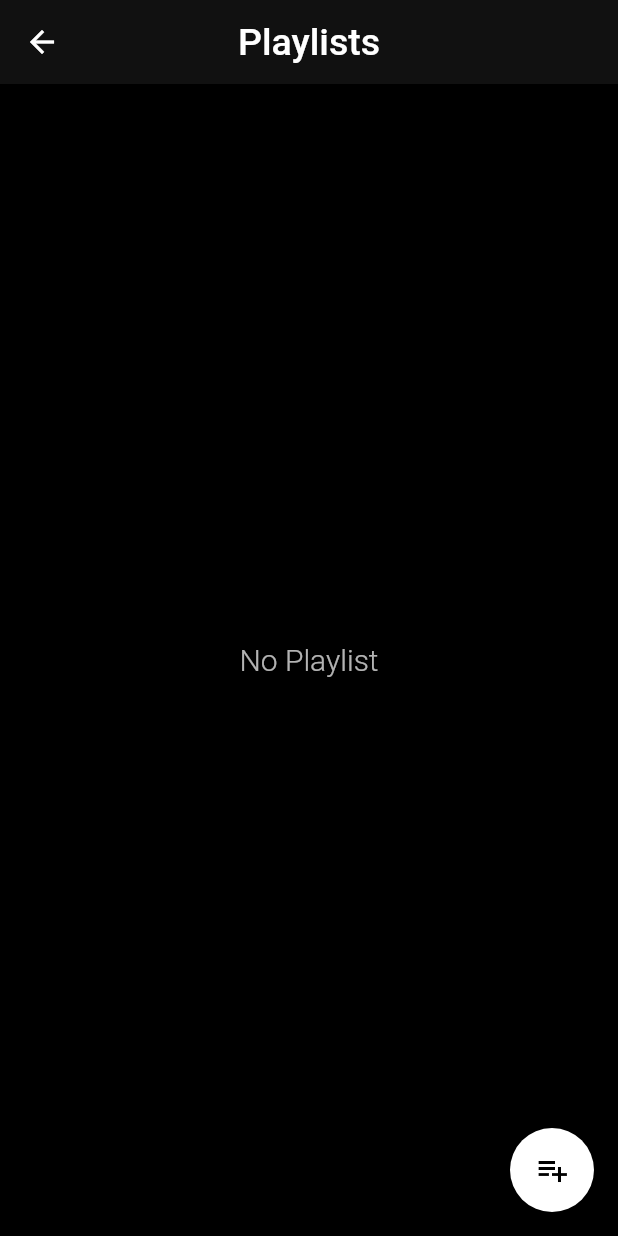
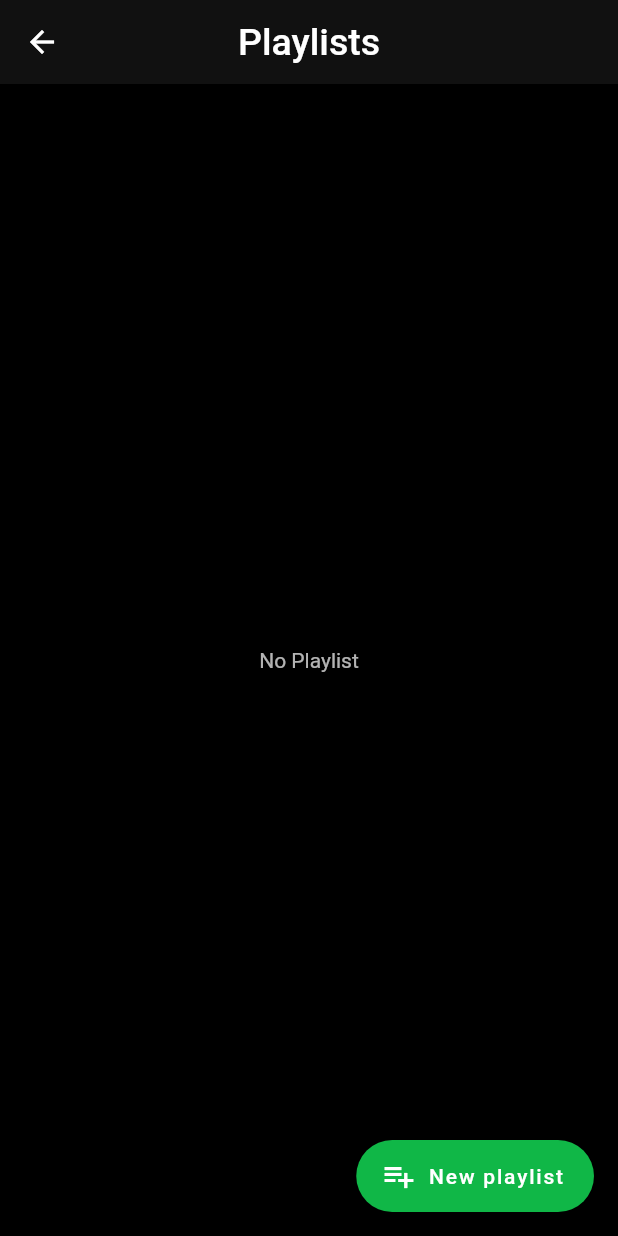
Before and after one commit to NaseefMallissery/Music-App, a Flutter app: the screen it shows after launch, item 2 of the bottom bar chosen, after a tap on "Playlists", on a phone screen of 412 x 824 dp. Run offline on Flutter 3.47's test engine with Material 2 defaults, Android fonts, the phone set to English and light mode, and no system bars; our stand-ins replace hive, hive_flutter, just_audio, just_audio_background, lottie, on_audio_query and 1 more; accounts and stored records are empty.

```diff
--- a/lib/main.dart
+++ b/lib/main.dart
@@ -1,4 +1,5 @@
 import 'package:flutter/material.dart';
+import 'package:flutter/services.dart';
 
 import 'package:just_audio_background/just_audio_background.dart';
 import 'package:musica/model/music_player.dart';
@@ -16,10 +17,14 @@ Future<void> main() async {
   await Hive.openBox<MusicPlayer>('playlistDB');
 
   await JustAudioBackground.init(
-      androidNotificationChannelId: 'com.ryanheise.bg_demo.channel.audio',
-      androidNotificationChannelName: 'Audio playback',
-      androidNotificationOngoing: true,
-      preloadArtwork: true);
+    androidNotificationChannelId: 'com.ryanheise.bg_demo.channel.audio',
+    androidNotificationChannelName: 'Audio playback',
+    androidNotificationOngoing: true,
+    preloadArtwork: true,
+  );
+  WidgetsFlutterBinding.ensureInitialized();
+  SystemChrome.setPreferredOrientations(
+      [DeviceOrientation.portraitUp, DeviceOrientation.portraitDown]);
 
   runApp(const MyApp());
 }
@@ -32,7 +37,6 @@ class MyApp extends StatelessWidget {
     return MaterialApp(
       title: 'Rhythm',
       theme: ThemeData(
-          // fontFamily: 'Signatra',
           colorScheme: ColorScheme.fromSwatch().copyWith(
             primary: const Color.fromARGB(255, 17, 17, 17),
           ),
--- a/lib/screens/home_screen.dart
+++ b/lib/screens/home_screen.dart
@@ -1,3 +1,4 @@
+import 'package:flutter/foundation.dart';
 import 'package:flutter/material.dart';
 import 'package:musica/screens/styles/favorite_button.dart';
 import 'package:musica/database/favorite_db.dart';
@@ -5,7 +6,6 @@ import 'package:musica/screens/now_playing.dart';
 import 'package:musica/screens/search_screen.dart';
 import 'package:musica/screens/styles/song_store.dart';
 import 'package:on_audio_query/on_audio_query.dart';
-import 'package:permission_handler/permission_handler.dart';
 
 class HomeScreen extends StatefulWidget {
   const HomeScreen({Key? key}) : super(key: key);
@@ -24,8 +24,14 @@ class _HomeScreenState extends State<HomeScreen> {
     requestPermission();
   }
 
-  void requestPermission() {
-    Permission.storage.request();
+  void requestPermission() async {
+    if (!kIsWeb) {
+      bool permissionStatus = await _audioQuery.permissionsStatus();
+      if (!permissionStatus) {
+        await _audioQuery.permissionsRequest();
+      }
+      setState(() {});
+    }
   }
 
   @override
--- a/lib/screens/playlsit_view.dart
+++ b/lib/screens/playlsit_view.dart
@@ -32,17 +32,16 @@ class _PlayListScState extends State<PlayListSc> {
             ),
             centerTitle: true,
           ),
-          body: Padding(
-            padding: const EdgeInsets.all(20),
-            child: SafeArea(
+          body: SafeArea(
+            child: Padding(
+              padding: const EdgeInsets.all(20),
               child: Hive.box<MusicPlayer>('playlistDB').isEmpty
                   ? const Center(
                       child: Text(
                         'No Playlist',
                         style: TextStyle(
-                            fontSize: 20,
-                            color: Colors.white70,
-                            fontWeight: FontWeight.w300),
+                          color: Colors.white70,
+                        ),
                       ),
                     )
                   : GridView.builder(
@@ -79,8 +78,6 @@ class _PlayListScState extends State<PlayListSc> {
                                       color: Colors.transparent,
                                       elevation: 0,
                                       child: Column(
-                                        // crossAxisAlignment:
-                                        //     CrossAxisAlignment.stretch,
                                         children: [
                                           Expanded(
                                             child: Lottie.asset(
@@ -182,7 +179,8 @@ class _PlayListScState extends State<PlayListSc> {
                     ),
             ),
           ),
-          floatingActionButton: FloatingActionButton(
+          floatingActionButton: FloatingActionButton.extended(
+            label: const Text('New playlist'),
             splashColor: Colors.transparent,
             onPressed: () {
               showDialog(
@@ -270,10 +268,9 @@ class _PlayListScState extends State<PlayListSc> {
                 },
               );
             },
-            backgroundColor: const Color.fromARGB(255, 255, 255, 255),
-            child: const Icon(
+            backgroundColor: const Color.fromARGB(255, 16, 183, 71),
+            icon: const Icon(
               Icons.playlist_add,
-              color: Colors.black,
             ),
           ),
         );
--- a/lib/screens/settings_screen.dart
+++ b/lib/screens/settings_screen.dart
@@ -74,8 +74,10 @@ class SettingsScreen extends StatelessWidget {
                     ),
                   ),
                   onTap: () {
-                    Navigator.push(context,
-                        MaterialPageRoute(builder: (context) => AboutUs()));
+                    Navigator.push(
+                        context,
+                        MaterialPageRoute(
+                            builder: (context) => const AboutUs()));
                   },
                 ),
                 const Divider(
```
Also changed, not shown: lib/screens/now_playing.dart (+0 -8 lines), lib/screens/playlist_songs.dart (+6 -14 lines), lib/screens/search_screen.dart (+17 -8 lines), lib/screens/songs_to_playlist.dart (+4 -7 lines), lib/screens/styles/about_us.dart (+4 -8 lines).
